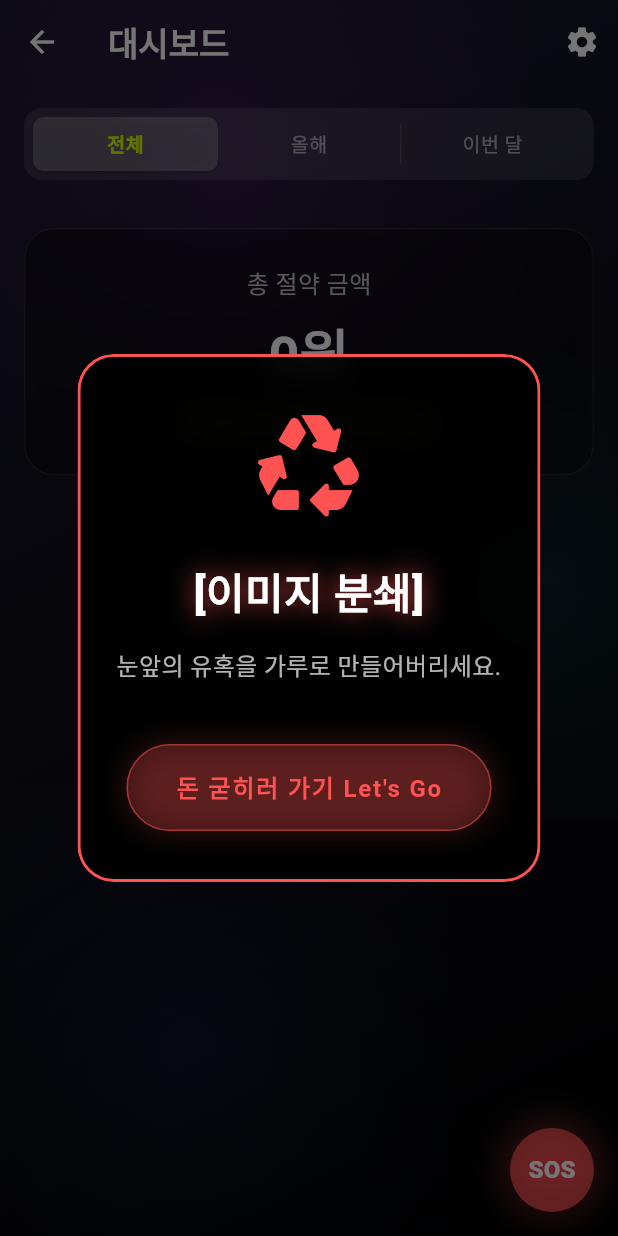
After one commit to lovelyhbym-crypto/vibe-web-app, a Flutter app: the DashboardScreen screen opened directly, after a tap on "SOS", on a phone screen of 412 x 824 dp. The commit adds this screen. Run offline on Flutter 3.47's test engine with Material 3 defaults, Android fonts, the phone set to English and light mode, and no system bars; drawn by our look-alikes of flutter_animate; our stand-ins replace confetti, firebase_core, firebase_messaging, fl_chart, flutter_local_notifications, flutter_riverpod and 7 more; accounts and stored records are empty; generated files the repository leaves out were written again; Roboto replaces fonts that are missing (Pretendard).

Commit message:
충동 억제 미션 구현중

```diff
--- a/lib/core/ui/glass_card.dart
+++ b/lib/core/ui/glass_card.dart
@@ -10,6 +10,7 @@ class GlassCard extends StatelessWidget {
   final VoidCallback? onTap;
   final BorderRadius? borderRadius;
   final Color? backgroundColor;
+  final BoxBorder? border;
 
   const GlassCard({
     super.key,
@@ -21,6 +22,7 @@ class GlassCard extends StatelessWidget {
     this.onTap,
     this.borderRadius,
     this.backgroundColor,
+    this.border,
   });
 
   @override
@@ -42,10 +44,9 @@ class GlassCard extends StatelessWidget {
                     ? Colors.black.withOpacity(0.3)
                     : Colors.white.withOpacity(0.05)),
             borderRadius: br,
-            border: Border.all(
-              color: Colors.white.withOpacity(0.1),
-              width: 1.0,
-            ),
+            border:
+                border ??
+                Border.all(color: Colors.white.withOpacity(0.1), width: 1.0),
             boxShadow: [
               BoxShadow(
                 color: Colors.black.withOpacity(0.1),
--- a/lib/features/dashboard/presentation/dashboard_screen.dart
+++ b/lib/features/dashboard/presentation/dashboard_screen.dart
@@ -20,6 +20,7 @@ import '../providers/total_saved_provider.dart';
 import '../providers/achievement_provider.dart';
 import '../../../core/ui/glass_card.dart';
 import '../../home/providers/navigation_provider.dart';
+import '../../vibe_shifter/presentation/vibe_shifter_dialog.dart';
 
 class DashboardScreen extends ConsumerWidget {
   const DashboardScreen({super.key});
@@ -142,6 +143,54 @@ class DashboardScreen extends ConsumerWidget {
           ),
           loading: () => const Center(child: CircularProgressIndicator()),
           error: (err, stack) => Center(child: Text('Error: $err')),
+        ),
+        floatingActionButton: Container(
+          decoration: BoxDecoration(
+            shape: BoxShape.circle,
+            boxShadow: [
+              BoxShadow(
+                color: Colors.redAccent.withOpacity(0.5),
+                blurRadius: 20,
+                spreadRadius: 2,
+              ),
+            ],
+          ),
+          child:
+              FloatingActionButton(
+                    onPressed: () {
+                      showDialog(
+                        context: context,
+                        builder: (context) => const VibeShifterDialog(),
+                      );
+                    },
+                    backgroundColor: Colors.redAccent.withOpacity(0.8),
+                    shape: const CircleBorder(),
+                    child: const Text(
+                      'SOS',
+                      style: TextStyle(
+                        color: Colors.white,
+                        fontWeight: FontWeight.w900,
+                        fontSize: 16,
+                        shadows: [
+                          BoxShadow(color: Colors.pinkAccent, blurRadius: 8),
+                          BoxShadow(color: Colors.red, blurRadius: 12),
+                        ],
+                      ),
+                    ),
+                  )
+                  .animate(onPlay: (c) => c.repeat(reverse: true))
+                  .scale(
+                    begin: const Offset(1, 1),
+                    end: const Offset(1.1, 1.1),
+                    duration: 800.ms,
+                    curve: Curves.easeInOut,
+                  )
+                  .then()
+                  .shimmer(
+                    duration: 1200.ms,
+                    color: Colors.white54,
+                    delay: 2000.ms,
+                  ),
         ),
       ),
     );
--- /dev/null
+++ b/lib/features/vibe_shifter/presentation/vibe_shifter_dialog.dart
@@ -0,0 +1,209 @@
+import 'dart:math';
+import 'dart:ui';
+import 'package:flutter/material.dart';
+import 'package:flutter_animate/flutter_animate.dart';
+import 'package:go_router/go_router.dart';
+import '../../../core/ui/glass_card.dart';
+import '../../../core/ui/bouncy_button.dart';
+import 'shredder_mission_screen.dart';
+
+class VibeShifterDialog extends StatefulWidget {
+  const VibeShifterDialog({super.key});
+
+  @override
+  State<VibeShifterDialog> createState() => _VibeShifterDialogState();
+}
+
+class _VibeShifterDialogState extends State<VibeShifterDialog> {
+  bool _isLoading = true;
+  late _VibeMission _selectedMission;
+
+  @override
+  void initState() {
+    super.initState();
+    _selectRandomMission();
+    // Simulate analyzing delay
+    Future.delayed(const Duration(milliseconds: 500), () {
+      if (mounted) {
+        setState(() {
+          _isLoading = false;
+        });
+      }
+    });
+  }
+
+  void _selectRandomMission() {
+    final random = Random();
+    final chance = random.nextDouble(); // 0.0 to 1.0
+
+    if (chance < 0.5) {
+      // 50%
+      _selectedMission = _VibeMission(
+        title: '[이미지 분쇄]',
+        description: '눈앞의 유혹을 가루로 만들어버리세요.',
+        color: Colors.redAccent,
+        icon: Icons.recycling_rounded,
+      );
+    } else if (chance < 0.7) {
+      // 20% (0.5 to 0.7)
+      _selectedMission = _VibeMission(
+        title: '[힐링 타임]',
+        description: '지갑 닫고, 눈 감고, 귀를 열어봐요',
+        color: Colors.purpleAccent,
+        icon: Icons.headphones_rounded,
+      );
+    } else {
+      // 30% (0.7 to 1.0)
+      final actions = ['딱 3분만 딴짓을 해봅시다.'];
+      _selectedMission = _VibeMission(
+        title: '[현실 자각]',
+        description: actions[0],
+        color: Colors.cyanAccent,
+        icon: Icons.bolt_rounded,
+      );
+    }
+  }
+
+  @override
+  Widget build(BuildContext context) {
+    return Dialog(
+      backgroundColor: Colors.transparent,
+      insetPadding: const EdgeInsets.all(20),
+      child: GlassCard(
+        backgroundColor: Colors.black.withOpacity(0.85),
+        borderRadius: BorderRadius.circular(24),
+        border: Border.all(
+          color: _isLoading ? Colors.white24 : _selectedMission.color,
+          width: 2,
+        ),
+        padding: const EdgeInsets.symmetric(horizontal: 24, vertical: 32),
+        child: Column(
+          mainAxisSize: MainAxisSize.min,
+          children: [
+            if (_isLoading) _buildLoadingState() else _buildMissionReveal(),
+          ],
+        ),
+      ),
+    );
+  }
+
+  Widget _buildLoadingState() {
+    return Column(
+      mainAxisSize: MainAxisSize.min,
+      children: [
+        const Icon(Icons.analytics_outlined, size: 64, color: Colors.white70)
+            .animate(onPlay: (c) => c.repeat())
+            .shimmer(duration: 1.seconds, color: Colors.redAccent),
+        const SizedBox(height: 24),
+        const Text(
+              '최적의 솔루션을 찾는 중...',
+              style: TextStyle(
+                fontSize: 20,
+                fontWeight: FontWeight.bold,
+                color: Colors.white,
+                fontFamily: 'Courier', // Tech/Hacking vibe
+                letterSpacing: 2,
+              ),
+            )
+            .animate(onPlay: (c) => c.repeat(reverse: true))
+            .fadeIn(duration: 500.ms)
+            .then()
+            .fadeOut(duration: 500.ms),
+      ],
+    );
+  }
+
+  Widget _buildMissionReveal() {
+    return Column(
+      mainAxisSize: MainAxisSize.min,
+      children: [
+        Icon(_selectedMission.icon, size: 80, color: _selectedMission.color)
+            .animate()
+            .scale(duration: 400.ms, curve: Curves.elasticOut)
+            .then()
+            .shake(duration: 400.ms),
+        const SizedBox(height: 24),
+        Text(
+          _selectedMission.title,
+          textAlign: TextAlign.center,
+          style: TextStyle(
+            fontSize: 28,
+            fontWeight: FontWeight.w900,
+            color: Colors.white,
+            shadows: [
+              BoxShadow(
+                color: _selectedMission.color.withOpacity(0.8),
+                blurRadius: 20,
+                spreadRadius: 2,
+              ),
+            ],
+          ),
+        ).animate().fadeIn(duration: 400.ms).moveY(begin: 10, end: 0),
+        const SizedBox(height: 16),
+        Text(
+          _selectedMission.description,
+          textAlign: TextAlign.center,
+          style: const TextStyle(
+            fontSize: 16,
+            color: Colors.white70,
+            height: 1.4,
+          ),
+        ).animate().fadeIn(delay: 200.ms).moveY(begin: 10, end: 0),
+        const SizedBox(height: 40),
+        BouncyButton(
+          onTap: () {
+            context.pop();
+            // Phase 2: Navigate to separate screen for Shredder Mission
+            if (_selectedMission.title == '[이미지 분쇄]') {
+              Navigator.of(context).push(
+                MaterialPageRoute(
+                  builder: (context) => const ShredderMissionScreen(),
+                ),
+              );
+            }
+          },
+          child: Container(
+            padding: const EdgeInsets.symmetric(horizontal: 32, vertical: 16),
+            decoration: BoxDecoration(
+              color: _selectedMission.color.withOpacity(0.2),
+              borderRadius: BorderRadius.circular(30),
+              border: Border.all(
+                color: _selectedMission.color.withOpacity(0.5),
+              ),
+              boxShadow: [
+                BoxShadow(
+                  color: _selectedMission.color.withOpacity(0.2),
+                  blurRadius: 15,
+                  spreadRadius: 1,
+                ),
+              ],
+            ),
+            child: Text(
+              "돈 굳히러 가기 Let's Go",
+              style: TextStyle(
+                color: _selectedMission.color,
+                fontWeight: FontWeight.bold,
+                fontSize: 16,
+                letterSpacing: 1.2,
+              ),
+            ),
+          ),
+        ).animate().fadeIn(delay: 600.ms).scale(),
+      ],
+    );
+  }
+}
+
+class _VibeMission {
+  final String title;
+  final String description;
+  final Color color;
+  final IconData icon;
+
+  _VibeMission({
+    required this.title,
+    required this.description,
+    required this.color,
+    required this.icon,
+  });
+}
```
Also changed, not shown: lib/features/vibe_shifter/presentation/shredder_mission_screen.dart (added, +402 -0 lines).
